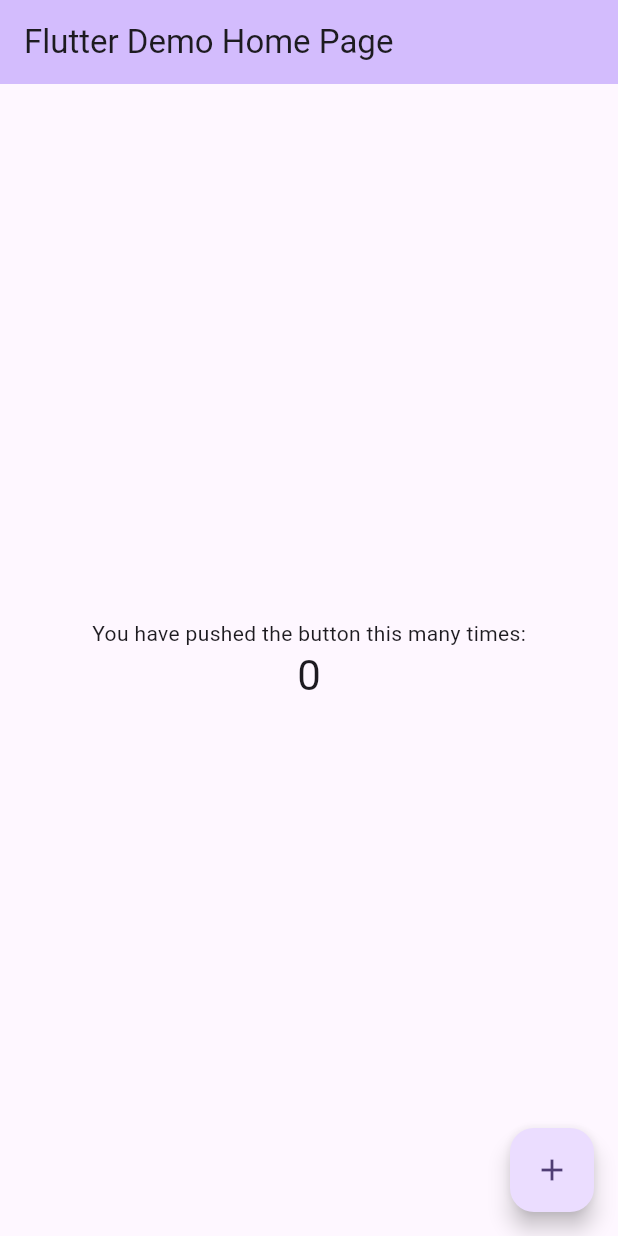
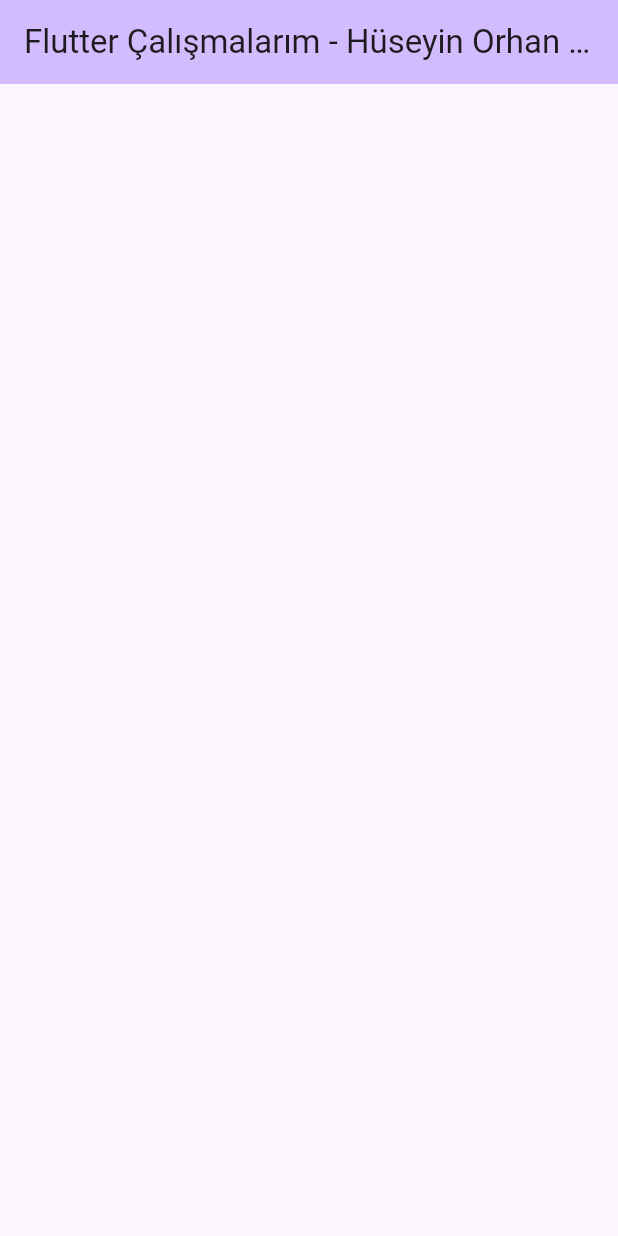
Before and after one commit to orhankrty/flutterCalismalarim, a Flutter app: the screen it shows after launch, on a phone screen of 412 x 824 dp. Run offline on Flutter 3.47's test engine with Material 3 defaults, Android fonts, the phone set to English and light mode, and no system bars.

Commit message:
kod geliştirme/çalışma ortamı hazırlandı

```diff
--- a/flutter_calismalarim/lib/main.dart
+++ b/flutter_calismalarim/lib/main.dart
@@ -14,7 +14,7 @@
       theme: ThemeData(
         colorScheme: .fromSeed(seedColor: Colors.deepPurple),
       ),
-      home: const MyHomePage(title: 'Flutter Demo Home Page'),
+      home: const MyHomePage(title: 'Flutter Çalışmalarım - Hüseyin Orhan Kırtay'),
     );
   }
 }
@@ -31,13 +31,13 @@
 }
 
 class _MyHomePageState extends State<MyHomePage> {
-  int _counter = 0;
+  // int _counter = 0;
 
-  void _incrementCounter() {
-    setState(() {
-      _counter++;
-    });
-  }
+  // void _incrementCounter() {
+  //   setState(() {
+  //     _counter++;
+  //   });
+  // }
 
   @override
   Widget build(BuildContext context) {
@@ -46,23 +46,15 @@
         backgroundColor: Theme.of(context).colorScheme.inversePrimary,
         title: Text(widget.title),
       ),
-      body: Center(
-        child: Column(
-          mainAxisAlignment: .center,
-          children: [
-            const Text('You have pushed the button this many times:'),
-            Text(
-              '$_counter',
-              style: Theme.of(context).textTheme.headlineMedium,
-            ),
-          ],
-        ),
-      ),
-      floatingActionButton: FloatingActionButton(
-        onPressed: _incrementCounter,
-        tooltip: 'Increment',
-        child: const Icon(Icons.add),
-      ),
+
+
+
+
+      // floatingActionButton: FloatingActionButton(
+      //   onPressed: _incrementCounter,
+      //   tooltip: 'Increment',
+      //   child: const Icon(Icons.add),
+      // ),
     );
   }
 }
```
